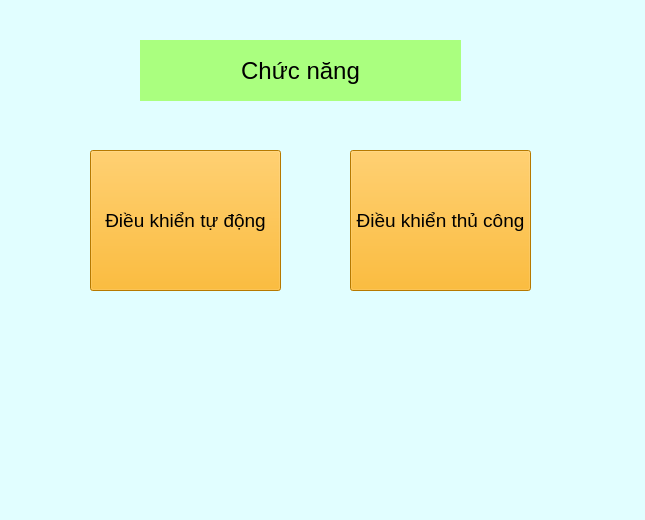
This is program.ui in nguyenhoangnb/app_do_an_1 as Qt 5 draws it before an edit. The edited form follows.
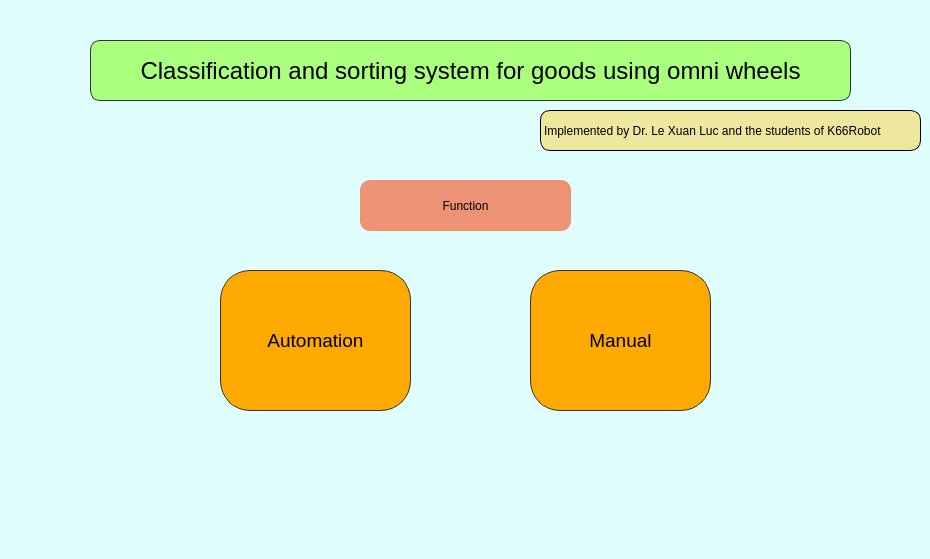
This is the edited form.

```diff
--- a/program.ui
+++ b/program.ui
@@ -9,8 +9,8 @@
    <rect>
     <x>0</x>
     <y>0</y>
-    <width>645</width>
-    <height>520</height>
+    <width>930</width>
+    <height>559</height>
    </rect>
   </property>
   <property name="font">
@@ -40,8 +40,8 @@
    <widget class="QPushButton" name="btn_pr_byhand">
     <property name="geometry">
      <rect>
-      <x>350</x>
-      <y>150</y>
+      <x>530</x>
+      <y>270</y>
       <width>181</width>
       <height>141</height>
      </rect>
@@ -52,17 +52,19 @@
      </font>
     </property>
     <property name="styleSheet">
-     <string notr="true">background-color:rgb(255, 170, 0)</string>
+     <string notr="true">background-color:rgb(255, 170, 0);
+border:1px solid #333;
+border-radius:30px;</string>
     </property>
     <property name="text">
-     <string>Điều khiển thủ công</string>
+     <string>Manual</string>
     </property>
    </widget>
    <widget class="QPushButton" name="btn_pro_auto">
     <property name="geometry">
      <rect>
-      <x>90</x>
-      <y>150</y>
+      <x>220</x>
+      <y>270</y>
       <width>191</width>
       <height>141</height>
      </rect>
@@ -73,18 +75,20 @@
      </font>
     </property>
     <property name="styleSheet">
-     <string notr="true">background-color:rgb(255, 170, 0)</string>
+     <string notr="true">background-color:rgb(255, 170, 0);
+border:1px solid #333;
+border-radius:30px;</string>
     </property>
     <property name="text">
-     <string>Điều khiển tự động</string>
+     <string>Automation</string>
     </property>
    </widget>
    <widget class="QLabel" name="lbl_pro_01">
     <property name="geometry">
      <rect>
-      <x>140</x>
+      <x>90</x>
       <y>40</y>
-      <width>321</width>
+      <width>761</width>
       <height>61</height>
      </rect>
     </property>
@@ -94,10 +98,57 @@
      </font>
     </property>
     <property name="styleSheet">
-     <string notr="true">background-color: rgb(170, 255, 127)</string>
+     <string notr="true">background-color: rgb(170, 255, 127);
+border: 1px solid #333; 
+border-radius: 10px;</string>
     </property>
     <property name="text">
-     <string>Chức năng</string>
+     <string>Classification and sorting system for goods using omni wheels</string>
+    </property>
+    <property name="alignment">
+     <set>Qt::AlignCenter</set>
+    </property>
+   </widget>
+   <widget class="QLabel" name="lbl_imple">
+    <property name="geometry">
+     <rect>
+      <x>540</x>
+      <y>110</y>
+      <width>381</width>
+      <height>41</height>
+     </rect>
+    </property>
+    <property name="autoFillBackground">
+     <bool>false</bool>
+    </property>
+    <property name="styleSheet">
+     <string notr="true">background-color:rgb(238, 232, 159);
+border: 1px solid;
+border-radius:10px;</string>
+    </property>
+    <property name="text">
+     <string>Implemented by Dr. Le Xuan Luc and the students of K66Robot</string>
+    </property>
+    <property name="wordWrap">
+     <bool>true</bool>
+    </property>
+   </widget>
+   <widget class="QLabel" name="lb_function">
+    <property name="geometry">
+     <rect>
+      <x>360</x>
+      <y>180</y>
+      <width>211</width>
+      <height>51</height>
+     </rect>
+    </property>
+    <property name="styleSheet">
+     <string notr="true">background-color:rgb(238, 146, 117);
+font: 22pt &quot;Ubuntu&quot;;
+border-radius: 10px;</string>
+    </property>
+    <property name="text">
+     <string>Function</string>
     </property>
     <property name="alignment">
      <set>Qt::AlignCenter</set>
```
Left out of the diff: 4 changed lines with no effect on the pictures.
